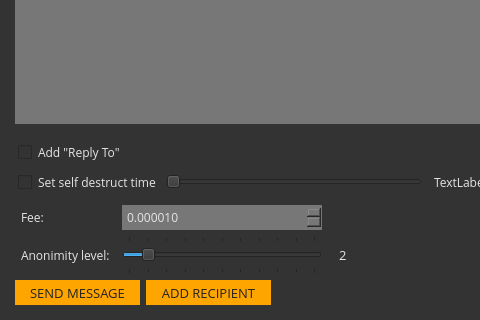
This is src/gui/ui/sendmessageframe.ui in ConcealNetwork/conceal-desktop as Qt 5 draws it before an edit; both pictures show x 0 to 480 and y 255 to 575 of the 773 by 575 pixel window. The edited form follows.
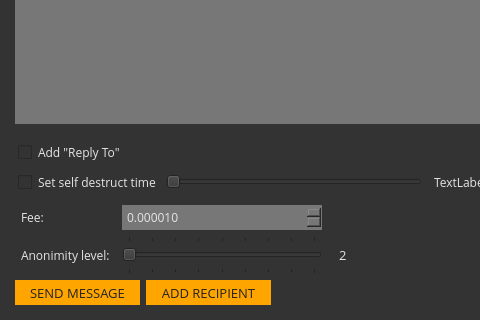
This is the edited form.

Patch:
```diff
--- a/src/gui/ui/sendmessageframe.ui
+++ b/src/gui/ui/sendmessageframe.ui
@@ -260,6 +260,9 @@
        <property name="styleSheet">
         <string notr="true">padding: 3px; border: 0px; </string>
        </property>
+       <property name="minimum">
+        <number>2</number>
+       </property>
        <property name="maximum">
         <number>10</number>
        </property>
@@ -267,7 +270,7 @@
         <number>1</number>
        </property>
        <property name="value">
-        <number>1</number>
+        <number>2</number>
        </property>
        <property name="tracking">
         <bool>false</bool>
```
Left out of the diff: 10 changed lines with no effect on the pictures.
